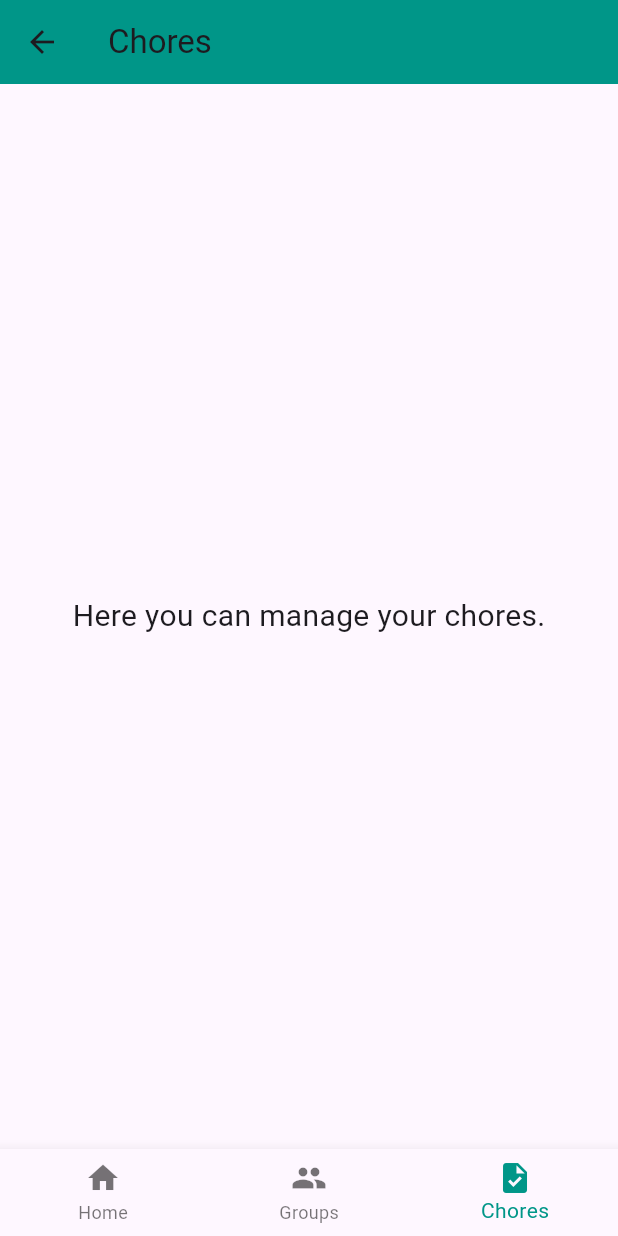
After one commit to raorupesh/SpendMate, a Flutter app: the BottomNavBar screen opened directly, item 3 of the bottom bar chosen, on a phone screen of 412 x 824 dp. The commit adds this screen. Run offline on Flutter 3.47's test engine with Material 3 defaults, Android fonts, the phone set to English and light mode, and no system bars; our stand-ins replace intl_phone_field.

Commit message:
Structured Files, Add Chores page and routing

```diff
--- /dev/null
+++ b/lib/chores/chores_page.dart
@@ -0,0 +1,21 @@
+import 'package:flutter/material.dart';
+
+class ChoresPage extends StatelessWidget {
+  const ChoresPage({super.key});
+
+  @override
+  Widget build(BuildContext context) {
+    return Scaffold(
+      appBar: AppBar(
+        title: const Text("Chores"),
+        backgroundColor: Colors.teal,
+      ),
+      body: Center(
+        child: const Text(
+          "Here you can manage your chores.",
+          style: TextStyle(fontSize: 20),
+        ),
+      ),
+    );
+  }
+}
--- a/lib/screens/friends_page.dart
+++ b/lib/groups/friends_page.dart
@@ -1,4 +1,3 @@
-// FriendsPage.dart
 import 'package:flutter/material.dart';
 
 class FriendsPage extends StatefulWidget {
--- a/lib/screens/group_details_page.dart
+++ b/lib/groups/group_details_page.dart
@@ -1,9 +1,9 @@
 import 'package:flutter/material.dart';
 import 'package:provider/provider.dart';
 import 'package:spendmate/providers/transaction_provider.dart';
-import 'package:spendmate/screens/transaction_details_page.dart';
-import 'package:spendmate/screens/transaction_page.dart';
-import 'package:spendmate/screens/group_settings_page.dart';
+import 'package:spendmate/transactions//transaction_details_page.dart';
+import 'package:spendmate/transactions//transaction_page.dart';
+import 'package:spendmate/groups/group_settings_page.dart';
 
 class GroupDetailPage extends StatelessWidget {
   final String groupName;
--- a/lib/screens/groups_page.dart
+++ b/lib/groups/groups_page.dart
@@ -1,8 +1,8 @@
 import 'package:flutter/material.dart';
 import 'package:provider/provider.dart';
 import 'package:spendmate/providers/transaction_provider.dart';
-import 'package:spendmate/screens/group_details_page.dart';
-import 'package:spendmate/screens/add_group_members_page.dart'; // Import the new file
+import 'package:spendmate/groups/group_details_page.dart';
+import 'package:spendmate/groups/add_group_members_page.dart'; // Import the new file
 
 class GroupsPage extends StatefulWidget {
   const GroupsPage({super.key});
--- a/lib/main.dart
+++ b/lib/main.dart
@@ -1,10 +1,12 @@
 import 'package:flutter/material.dart';
 import 'package:provider/provider.dart'; // Import provider package
+import 'package:spendmate/chores/chores_page.dart';
 import 'package:spendmate/providers/transaction_provider.dart';
-import 'package:spendmate/screens/groups_page.dart';
+import 'package:spendmate/groups/groups_page.dart';
 import 'package:spendmate/screens/home_page.dart';
-import 'package:spendmate/screens/login_page.dart';
-import 'package:spendmate/screens/signup_page.dart';
+import 'package:spendmate/user_section/login_page.dart';
+import 'package:spendmate/user_section/profile_page.dart';
+import 'package:spendmate/user_section/signup_page.dart';
 
 void main() {
   runApp(const SpendMateApp());
@@ -25,9 +27,9 @@ class SpendMateApp extends StatelessWidget {
         ),
         initialRoute: '/login',
         routes: {
-          '/': (context) => const BottomNavBar(),
-          '/login': (context) => const LoginPage(),
-          '/signup': (context) => const SignUpPage(),
+          '/': (context) => const BottomNavBar(),  // The main page with bottom nav
+          '/login': (context) => const LoginPage(), // Login page
+          '/signup': (context) => const SignUpPage(), // SignUp page
         },
         debugShowCheckedModeBanner: false,
       ),
@@ -48,6 +50,8 @@ class _BottomNavBarState extends State<BottomNavBar> {
   final List<Widget> _pages = [
     const HomePage(),
     const GroupsPage(),
+    const ChoresPage(),   // Chores Page
+    const ProfilePage(), // Profile Page
   ];
 
   void _onItemTapped(int index) {
@@ -59,7 +63,7 @@ class _BottomNavBarState extends State<BottomNavBar> {
   @override
   Widget build(BuildContext context) {
     return Scaffold(
-      body: _pages[_selectedIndex],
+      body: _pages[_selectedIndex], // Update to reflect pages with Profile and Chores
       bottomNavigationBar: BottomNavigationBar(
         items: const <BottomNavigationBarItem>[
           BottomNavigationBarItem(
@@ -70,6 +74,10 @@ class _BottomNavBarState extends State<BottomNavBar> {
             icon: Icon(Icons.group),
             label: 'Groups',
           ),
+          BottomNavigationBarItem(
+            icon: Icon(Icons.task), // Chores Icon
+            label: 'Chores',
+          ),
         ],
         currentIndex: _selectedIndex,
         selectedItemColor: Colors.teal,
--- a/lib/screens/home_page.dart
+++ b/lib/screens/home_page.dart
@@ -1,6 +1,6 @@
 import 'package:flutter/material.dart';
 import 'package:flutter/services.dart'; // For SystemNavigator to close app
-import 'add_expense_page.dart';
+import '../transactions/add_expense_page.dart';
 
 class HomePage extends StatelessWidget {
   const HomePage({super.key});
--- a/lib/screens/transaction_page.dart
+++ b/lib/transactions/transaction_page.dart
@@ -1,9 +1,8 @@
-// AddTransactionPage.dart
 import 'package:flutter/material.dart';
 import 'package:provider/provider.dart';
 import 'package:spendmate/providers/transaction_provider.dart';
-import 'friends_page.dart';
 import 'split_method_page.dart';
+import 'package:spendmate/groups/friends_page.dart';
 
 class AddTransactionPage extends StatefulWidget {
   final String groupName;
--- a/lib/widgets/bottom_nav_bar.dart
+++ b/lib/widgets/bottom_nav_bar.dart
@@ -1,6 +1,8 @@
 import 'package:flutter/material.dart';
-import '../screens/home_page.dart';
-import '../screens/groups_page.dart';
+import 'package:spendmate/chores/chores_page.dart';
+import 'package:spendmate/groups/groups_page.dart';
+import 'package:spendmate/screens/home_page.dart';
+import 'package:spendmate/user_section/profile_page.dart';
 
 class BottomNavBar extends StatefulWidget {
   const BottomNavBar({super.key});
@@ -15,6 +17,8 @@ class _BottomNavBarState extends State<BottomNavBar> {
   final List<Widget> _pages = [
     const HomePage(),
     const GroupsPage(),
+    const ProfilePage(),  // Add ProfilePage to navigation
+    const ChoresPage(),    // Add ChoresPage to navigation
   ];
 
   void _onItemTapped(int index) {
@@ -30,16 +34,21 @@ class _BottomNavBarState extends State<BottomNavBar> {
       bottomNavigationBar: BottomNavigationBar(
         items: const <BottomNavigationBarItem>[
           BottomNavigationBarItem(
-            icon: Icon(Icons.home),
+            icon: Icon(Icons.home),  // Home Icon
             label: 'Home',
           ),
           BottomNavigationBarItem(
-            icon: Icon(Icons.group),
+            icon: Icon(Icons.group),  // Groups Icon
             label: 'Groups',
+          ),
+          BottomNavigationBarItem(
+            icon: Icon(Icons.task),  // Chores Icon
+            label: 'Chores',
           ),
         ],
         currentIndex: _selectedIndex,
-        selectedItemColor: Colors.teal,
+        selectedItemColor: Colors.teal,  // Color when selected
+        unselectedItemColor: Colors.grey,  // Color when not selected (grey)
         onTap: _onItemTapped,
       ),
     );
```
Also changed, not shown: lib/user_section/profile_page.dart (added, +47 -0 lines), lib/groups/add_group_members_page.dart (renamed from lib/screens/add_group_members_page.dart), lib/groups/group_settings_page.dart (renamed from lib/screens/group_settings_page.dart), lib/transactions/add_expense_page.dart (renamed from lib/screens/add_expense_page.dart), lib/transactions/split_method_page.dart (renamed from lib/screens/split_method_page.dart), lib/transactions/transaction_details_page.dart (renamed from lib/screens/transaction_details_page.dart), lib/user_section/login_page.dart (renamed from lib/screens/login_page.dart), lib/user_section/signup_page.dart (renamed from lib/screens/signup_page.dart), 1 other file.
